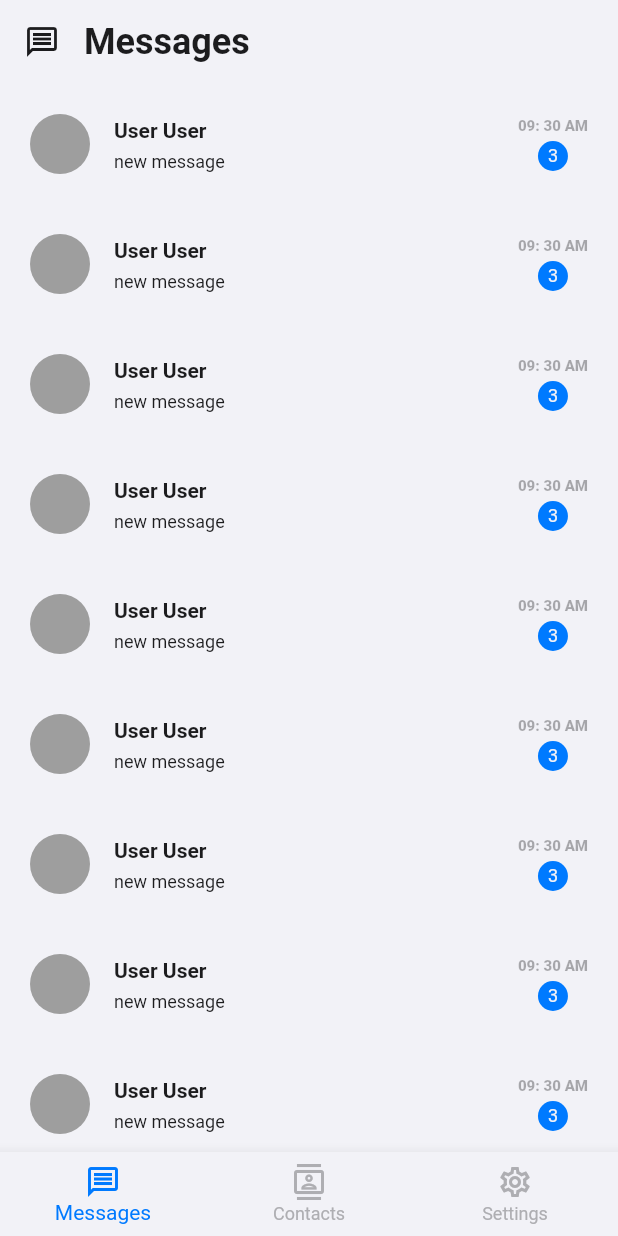
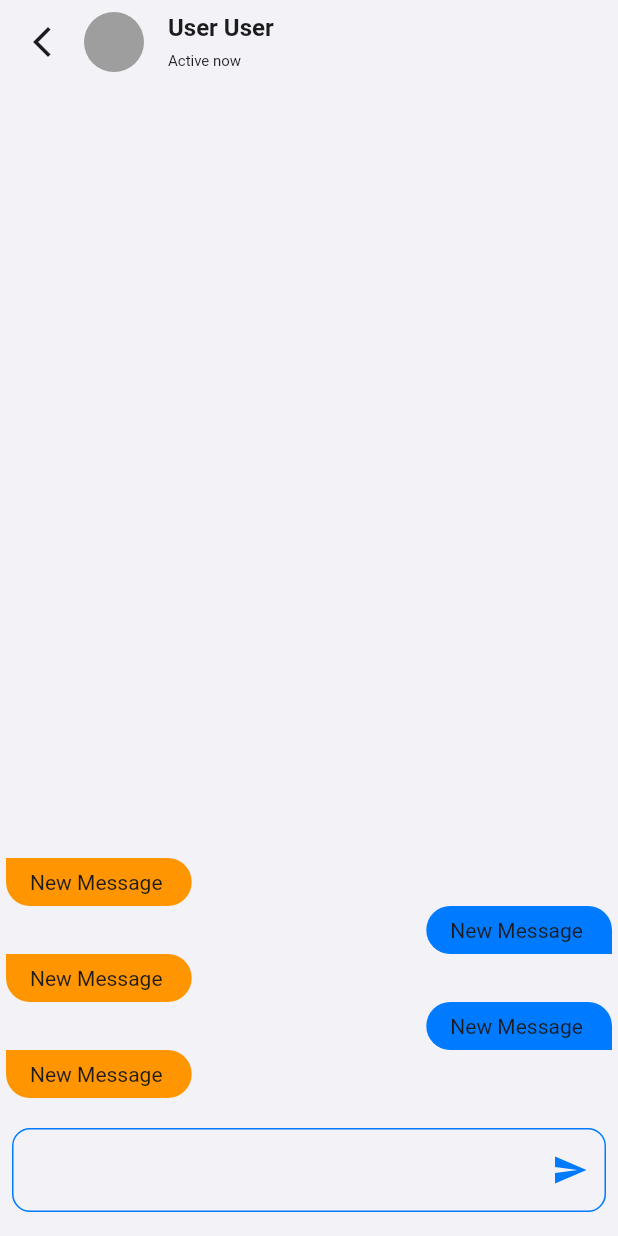
Before and after one commit to EngrTAHAR-Noureddine/echo, a Flutter app: the HomeScreen screen opened by its route, after a tap on "User User", on a phone screen of 412 x 824 dp. Run offline on Flutter 3.47's test engine with Material 3 defaults, Android fonts, the phone set to English and light mode, and no system bars; our stand-ins replace flutter_bloc, hive_flutter; accounts and stored records are empty.

Commit message:
[Add] : Implement ChatScreen and Navigation. Add a new route (NavigationRoutes.chat) for the chat screen. Implement ChatScreen UI including app bar, chat bubbles, and input field. The chat bubbles are created using the new BubbleChat component. Update ContactTile and ChatTile widgets to navigate to the chat screen when tapped.

```diff
--- /dev/null
+++ b/lib/component/bubble_chat.dart
@@ -0,0 +1,31 @@
+import 'package:flutter/material.dart';
+
+class BubbleChat extends StatelessWidget {
+  final bool isMe;
+  const BubbleChat({super.key, required this.isMe});
+
+  @override
+  Widget build(BuildContext context) {
+    return Row(
+        mainAxisAlignment:
+            isMe ? MainAxisAlignment.end : MainAxisAlignment.start,
+        children: [
+          Container(
+            padding: EdgeInsets.symmetric(vertical: 8, horizontal: 16),
+            decoration: BoxDecoration(
+              color: isMe
+                  ? Theme.of(context).colorScheme.primary
+                  : Theme.of(context).colorScheme.secondary,
+              borderRadius: BorderRadius.only(
+                topRight: Radius.circular(16),
+                topLeft: Radius.circular(isMe ? 16 : 0),
+                bottomLeft: Radius.circular(16),
+                bottomRight: Radius.circular(isMe ? 0 : 16),
+              ),
+            ),
+            alignment: isMe ? Alignment.centerRight : Alignment.centerLeft,
+            child: Text("New Message "),
+          )
+        ]);
+  }
+}
--- a/lib/component/chat_tile.dart
+++ b/lib/component/chat_tile.dart
@@ -1,3 +1,4 @@
+import 'package:echo/constant/screen_routes.dart';
 import 'package:flutter/material.dart';
 
 class ChatTile extends StatelessWidget {
@@ -6,7 +7,9 @@ class ChatTile extends StatelessWidget {
   @override
   Widget build(BuildContext context) {
     return ListTile(
-      onTap: () {},
+      onTap: () {
+        Navigator.of(context).pushNamed(NavigationRoutes.chat);
+      },
       leading: CircleAvatar(
         backgroundColor: Colors.grey,
       ),
--- a/lib/component/contact_tile.dart
+++ b/lib/component/contact_tile.dart
@@ -1,3 +1,4 @@
+import 'package:echo/constant/screen_routes.dart';
 import 'package:flutter/material.dart';
 
 class ContactTile extends StatelessWidget {
@@ -6,7 +7,9 @@ class ContactTile extends StatelessWidget {
   @override
   Widget build(BuildContext context) {
     return ListTile(
-      onTap: () {},
+      onTap: () {
+        Navigator.of(context).pushNamed(NavigationRoutes.chat);
+      },
       leading: CircleAvatar(
         backgroundColor: Colors.grey,
       ),
--- a/lib/constant/screen_routes.dart
+++ b/lib/constant/screen_routes.dart
@@ -8,6 +8,5 @@ class NavigationRoutes {
   /// Screens --------------
   static const home = "/home";
   static const login = "/login";
-  static const register = "/register";
-  static const forgotPassword = "/forgot-password";
+  static const chat = "/chat";
 }
--- a/lib/router.dart
+++ b/lib/router.dart
@@ -1,4 +1,5 @@
 import 'package:echo/constant/screen_routes.dart';
+import 'package:echo/screen/chat_screen.dart';
 import 'package:echo/screen/home_screen.dart';
 import 'package:echo/screen/login_screen.dart';
 import 'package:flutter/material.dart';
@@ -19,6 +20,11 @@ class RouterGenerator {
           settings: RouteSettings(name: routeSettings.name),
           builder: (context) => HomeScreen(),
         );
+      case NavigationRoutes.chat:
+        return MaterialPageRoute(
+          settings: RouteSettings(name: routeSettings.name),
+          builder: (context) => ChatScreen(),
+        );
       case NavigationRoutes.login:
         return MaterialPageRoute(
           settings: RouteSettings(name: routeSettings.name),
--- a/lib/screen/chat_screen.dart
+++ b/lib/screen/chat_screen.dart
@@ -0,0 +1,63 @@
+import 'package:echo/component/bubble_chat.dart';
+import 'package:flutter/material.dart';
+
+class ChatScreen extends StatelessWidget {
+  const ChatScreen({super.key});
+
+  @override
+  Widget build(BuildContext context) {
+    return Scaffold(
+      appBar: AppBar(
+        backgroundColor: Colors.transparent,
+        elevation: 0,
+        title: ListTile(
+          dense: true,
+          contentPadding: EdgeInsets.zero,
+          leading: CircleAvatar(
+            backgroundColor: Colors.grey,
+          ),
+          title: Text("User User",
+              style: Theme.of(context).textTheme.displayMedium),
+          subtitle: Text("Active now",
+              style: Theme.of(context)
+                  .textTheme
+                  .bodySmall
+                  ?.copyWith(fontSize: 10)),
+        ),
+        centerTitle: false,
+        titleSpacing: 0,
+        leading: IconButton(
+            onPressed: () => Navigator.of(context).pop(),
+            icon: Icon(
+              Icons.arrow_back_ios_new,
+              color: Theme.of(context).colorScheme.onSecondary,
+            )),
+      ),
+      body: Card(
+        elevation: 0,
+        child: ListView(
+          reverse: true,
+          children: [
+            BubbleChat(isMe: false),
+            BubbleChat(isMe: true),
+            BubbleChat(isMe: false),
+            BubbleChat(isMe: true),
+            BubbleChat(isMe: false),
+          ],
+        ),
+      ),
+      bottomNavigationBar: Container(
+        padding: EdgeInsets.symmetric(vertical: 16, horizontal: 8),
+        child: TextField(
+          decoration: InputDecoration(
+              suffixIcon: IconButton(
+                  onPressed: () {},
+                  icon: Icon(
+                    Icons.send,
+                    color: Theme.of(context).colorScheme.primary,
+                  ))),
+        ),
+      ),
+    );
+  }
+}
```
